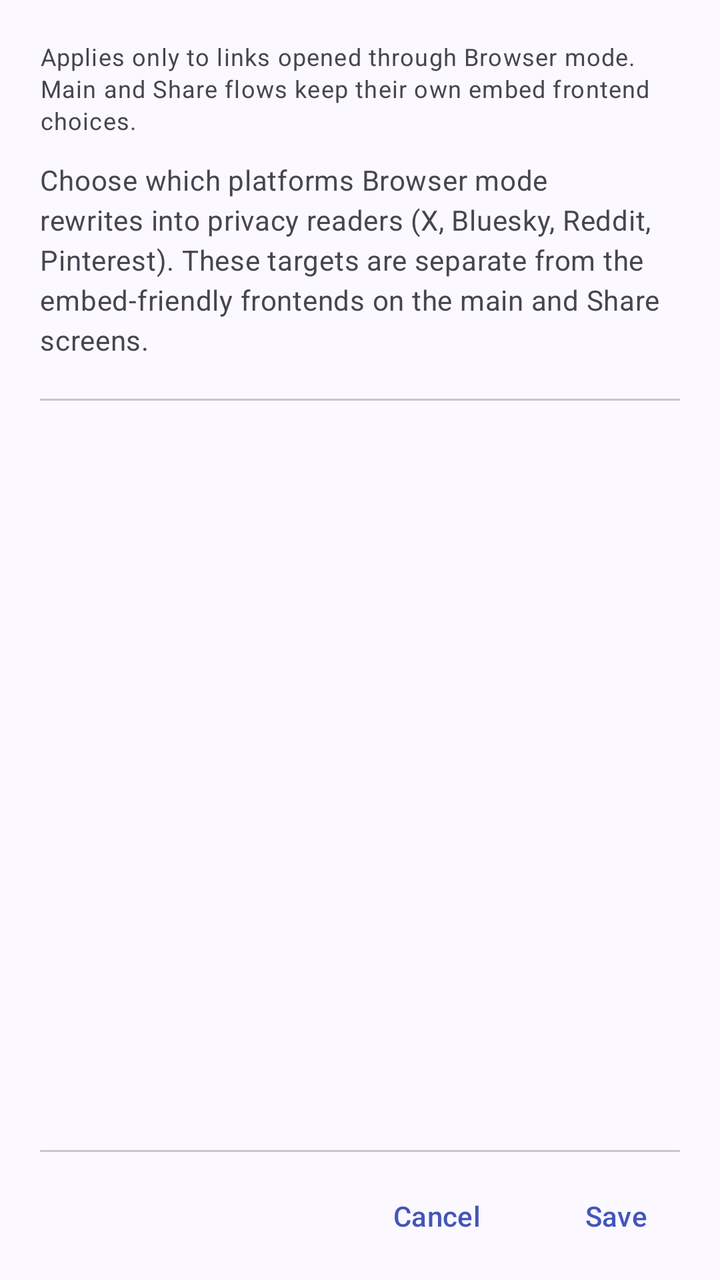
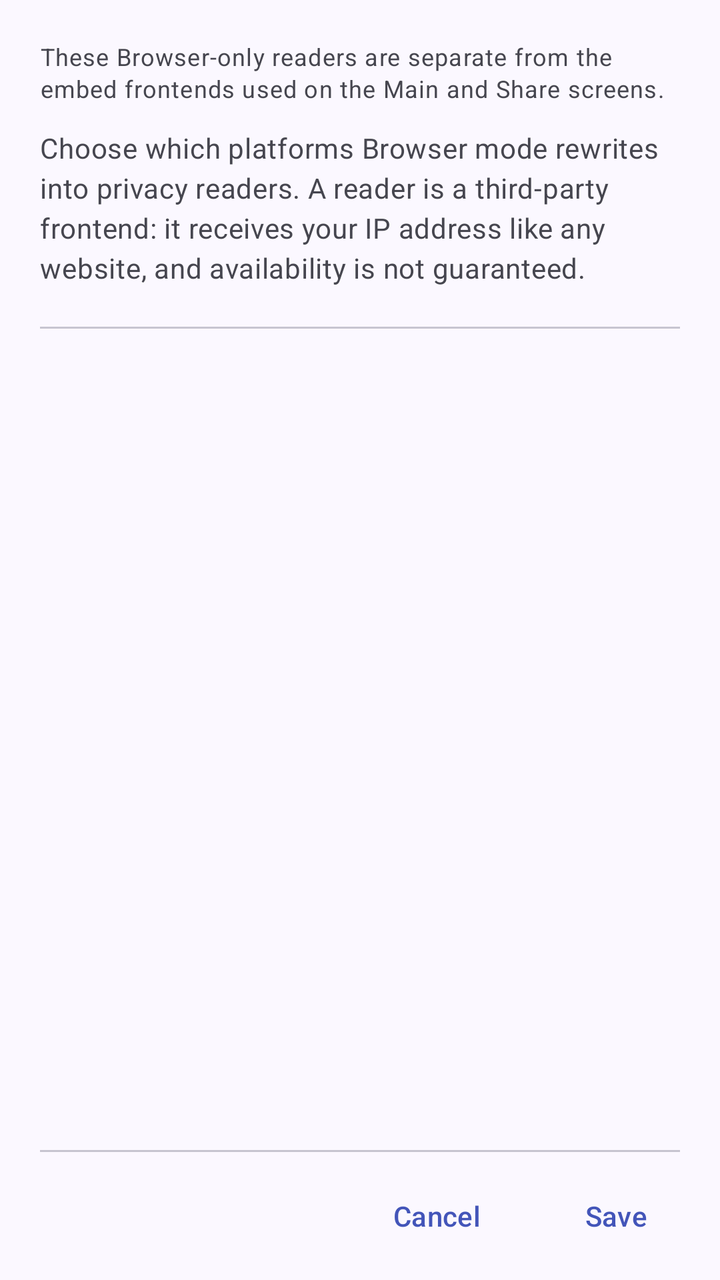

Compare the two renders of this Android layout. The source of the first and the diff that turns it into the second are given below.
<!-- AndroidManifest.xml: application theme Theme.FixupXer -->
<!-- res/layout/dialog_conversion_defaults.xml -->
<?xml version="1.0" encoding="utf-8"?>
<LinearLayout xmlns:android="http://schemas.android.com/apk/res/android"
    android:layout_width="match_parent"
    android:layout_height="wrap_content"
    android:orientation="vertical">

    <ScrollView
        android:layout_width="match_parent"
        android:layout_height="0dp"
        android:layout_weight="1"
        android:maxHeight="@dimen/dialog_max_height"
        android:fillViewport="false">

        <LinearLayout
            android:layout_width="match_parent"
            android:layout_height="wrap_content"
            android:orientation="vertical"
            android:paddingStart="@dimen/padding_large"
            android:paddingTop="@dimen/padding_large"
            android:paddingEnd="@dimen/padding_large"
            android:paddingBottom="@dimen/padding_medium">

            <TextView
                android:layout_width="match_parent"
                android:layout_height="wrap_content"
                android:layout_marginBottom="@dimen/padding_medium"
                android:text="@string/conversion_defaults_browser_note"
                android:textAppearance="@style/TextAppearance.Material3.BodySmall"
                android:textColor="?attr/colorOnSurfaceVariant" />

            <TextView
                android:layout_width="match_parent"
                android:layout_height="wrap_content"
                android:layout_marginBottom="@dimen/padding_large"
                android:text="@string/conversion_defaults_explanation"
                android:textAppearance="@style/TextAppearance.Material3.BodyMedium"
                android:textColor="?attr/colorOnSurfaceVariant" />

            <com.google.android.material.divider.MaterialDivider
                android:layout_width="match_parent"
                android:layout_height="wrap_content"
                android:layout_marginBottom="@dimen/padding_medium" />

            <LinearLayout
                android:id="@+id/browserPlatformTogglesContainer"
                android:layout_width="match_parent"
                android:layout_height="wrap_content"
                android:orientation="vertical" />
        </LinearLayout>
    </ScrollView>

    <com.google.android.material.divider.MaterialDivider
        android:layout_width="match_parent"
        android:layout_height="wrap_content"
        android:layout_marginStart="@dimen/padding_large"
        android:layout_marginEnd="@dimen/padding_large" />

    <LinearLayout
        android:layout_width="match_parent"
        android:layout_height="wrap_content"
        android:gravity="end"
        android:orientation="horizontal"
        android:paddingStart="@dimen/padding_large"
        android:paddingTop="@dimen/padding_small"
        android:paddingEnd="@dimen/padding_large"
        android:paddingBottom="@dimen/padding_small">

        <com.google.android.material.button.MaterialButton
            android:id="@+id/btnCancel"
            style="@style/Widget.Material3.Button.TextButton.Dialog"
            android:layout_width="wrap_content"
            android:layout_height="wrap_content"
            android:text="@string/cancel"
            android:layout_marginEnd="@dimen/margin_medium" />

        <com.google.android.material.button.MaterialButton
            android:id="@+id/btnSave"
            style="@style/Widget.Material3.Button.TextButton.Dialog"
            android:layout_width="wrap_content"
            android:layout_height="wrap_content"
            android:text="@string/save" />
    </LinearLayout>
</LinearLayout>
<!-- resources referenced by this layout -->
<resources>
  <dimen name="dialog_max_height">400dp</dimen>
  <dimen name="margin_medium">16dp</dimen>
  <dimen name="padding_large">24dp</dimen>
  <dimen name="padding_medium">16dp</dimen>
  <dimen name="padding_small">8dp</dimen>
  <string name="cancel">Cancel</string>
  <string name="conversion_defaults_browser_note">Applies only to links opened through Browser mode. Main and Share flows keep their own embed frontend choices.</string>
  <string name="conversion_defaults_explanation">Choose which platforms Browser mode rewrites into privacy readers (X, Bluesky, Reddit, Pinterest). These targets are separate from the embed-friendly frontends on the main and Share screens.</string>
  <string name="save">Save</string>
  <style name="Theme.FixupXer" parent="Base.Theme.FixupXer" />
  <color name="md_theme_primary">#4355B9</color>
  <color name="md_theme_onPrimary">#FFFFFF</color>
  <color name="md_theme_primaryContainer">#DEE0FF</color>
  <color name="md_theme_onPrimaryContainer">#00105C</color>
  <color name="md_theme_secondary">#5B5D72</color>
  <color name="md_theme_onSecondary">#FFFFFF</color>
  <color name="md_theme_secondaryContainer">#E0E1F9</color>
  <color name="md_theme_onSecondaryContainer">#181A2C</color>
  <color name="md_theme_tertiary">#77536D</color>
  <color name="md_theme_onTertiary">#FFFFFF</color>
  <color name="md_theme_tertiaryContainer">#FFD7F1</color>
  <color name="md_theme_onTertiaryContainer">#2D1228</color>
  <color name="md_theme_error">#BA1A1A</color>
  <color name="md_theme_onError">#FFFFFF</color>
  <color name="md_theme_errorContainer">#FFDAD6</color>
  <color name="md_theme_onErrorContainer">#410002</color>
  <color name="md_theme_background">#FBF8FF</color>
  <color name="md_theme_onBackground">#1B1B21</color>
  <color name="md_theme_surface">#FBF8FF</color>
  <color name="md_theme_onSurface">#1B1B21</color>
  <color name="md_theme_surfaceVariant">#E3E1EC</color>
  <color name="md_theme_onSurfaceVariant">#46464F</color>
  <color name="md_theme_outline">#767680</color>
  <color name="md_theme_outlineVariant">#C7C5D0</color>
  <color name="md_theme_surfaceContainerLowest">#FFFFFF</color>
  <color name="md_theme_surfaceContainerLow">#F5F2FA</color>
  <color name="md_theme_surfaceContainer">#EFEDF4</color>
  <color name="md_theme_surfaceContainerHigh">#E9E7EF</color>
  <color name="md_theme_surfaceContainerHighest">#E4E1E9</color>
  <color name="md_theme_inverseSurface">#303036</color>
  <color name="md_theme_inverseOnSurface">#F2EFF7</color>
  <color name="md_theme_inversePrimary">#BAC3FF</color>
  <style name="CardStyle" parent="Widget.Material3.CardView.Elevated">
          <item name="cardCornerRadius">@dimen/card_corner_radius</item>
          <item name="cardElevation">0dp</item>
          <item name="strokeWidth">@dimen/card_stroke_width</item>
          <item name="strokeColor">@color/md_theme_outlineVariant</item>
      </style>
  <style name="SwitchStyle" parent="Widget.Material3.CompoundButton.MaterialSwitch" />
  <style name="ButtonStyle" parent="Widget.Material3.Button" />
  <dimen name="card_corner_radius">12dp</dimen>
  <dimen name="card_stroke_width">1dp</dimen>
  <!-- unchanged entries left out for length: 1 -->
</resources>

<!-- the commit's change to res/layout/dialog_conversion_defaults.xml (unified diff, before → after) -->
@@ -1,14 +1,13 @@
 <?xml version="1.0" encoding="utf-8"?>
 <LinearLayout xmlns:android="http://schemas.android.com/apk/res/android"
     android:layout_width="match_parent"
-    android:layout_height="wrap_content"
+    android:layout_height="match_parent"
     android:orientation="vertical">
 
     <ScrollView
         android:layout_width="match_parent"
         android:layout_height="0dp"
         android:layout_weight="1"
-        android:maxHeight="@dimen/dialog_max_height"
         android:fillViewport="false">
 
         <LinearLayout
<!-- resource entries referenced after the edit -->
@@ -1,13 +1,12 @@
 <!-- resources referenced by this layout -->
 <resources>
-  <dimen name="dialog_max_height">400dp</dimen>
   <dimen name="margin_medium">16dp</dimen>
   <dimen name="padding_large">24dp</dimen>
   <dimen name="padding_medium">16dp</dimen>
   <dimen name="padding_small">8dp</dimen>
   <string name="cancel">Cancel</string>
-  <string name="conversion_defaults_browser_note">Applies only to links opened through Browser mode. Main and Share flows keep their own embed frontend choices.</string>
-  <string name="conversion_defaults_explanation">Choose which platforms Browser mode rewrites into privacy readers (X, Bluesky, Reddit, Pinterest). These targets are separate from the embed-friendly frontends on the main and Share screens.</string>
+  <string name="conversion_defaults_browser_note">These Browser-only readers are separate from the embed frontends used on the Main and Share screens.</string>
+  <string name="conversion_defaults_explanation">Choose which platforms Browser mode rewrites into privacy readers. A reader is a third-party frontend: it receives your IP address like any website, and availability is not guaranteed.</string>
   <string name="save">Save</string>
   <style name="Theme.FixupXer" parent="Base.Theme.FixupXer" />
   <color name="md_theme_primary">#4355B9</color>
